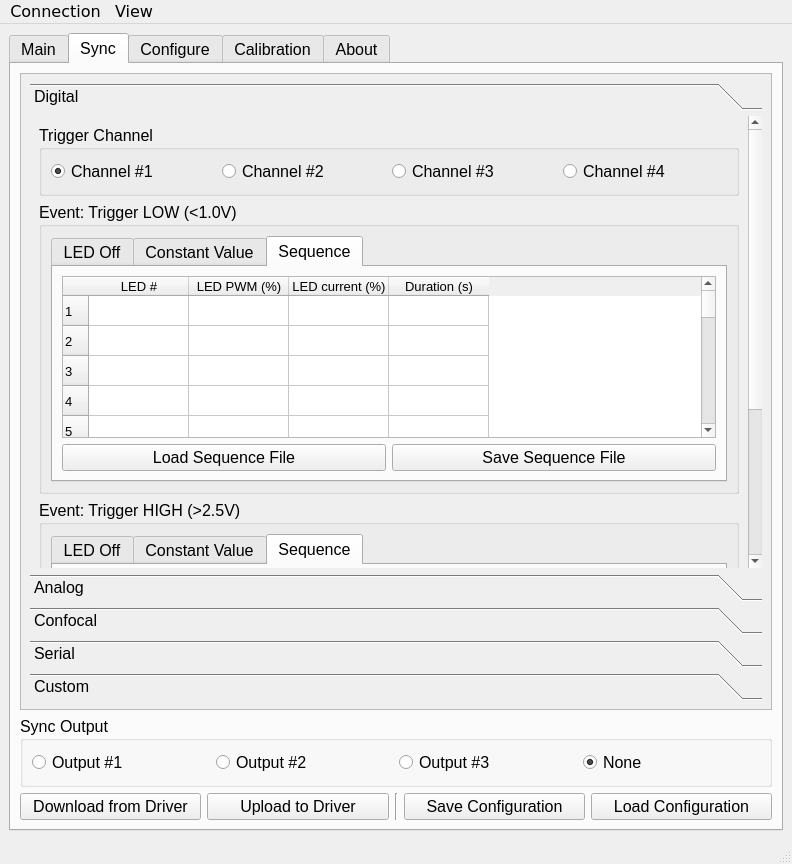
First picture: the form in Software/GUI_code/QtDesigner_GUI.ui, repository Llamero/Four_Channel_MHz_LED_Driver, before the edit.
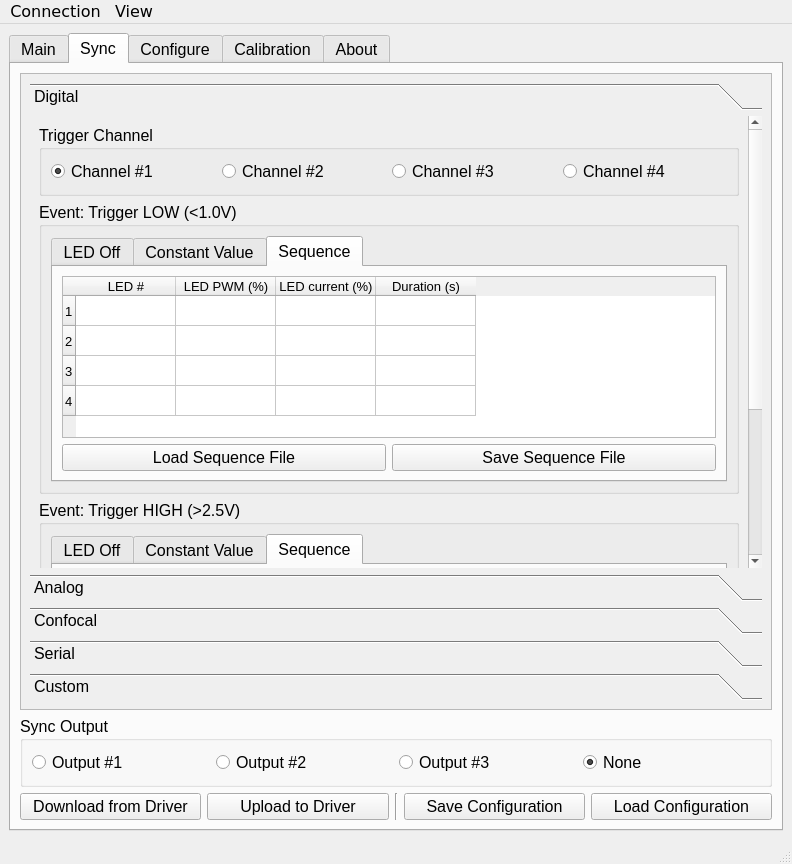
Second picture: the form after the edit. The open tabs and pages were chosen to show the change. Custom widgets are drawn as their Qt base class.

```diff
--- a/Software/GUI_code/QtDesigner_GUI.ui
+++ b/Software/GUI_code/QtDesigner_GUI.ui
@@ -429,7 +429,7 @@
                <property name="geometry">
                 <rect>
                  <x>0</x>
-                 <y>-162</y>
+                 <y>-155</y>
                  <width>713</width>
                  <height>628</height>
                 </rect>
@@ -794,7 +794,7 @@
                           <string>LED intensity sequence file</string>
                          </property>
                          <property name="rowCount">
-                          <number>100</number>
+                          <number>4</number>
                          </property>
                          <property name="columnCount">
                           <number>4</number>
@@ -815,102 +815,6 @@
                          <row/>
                          <row/>
                          <row/>
-                         <row/>
-                         <row/>
-                         <row/>
-                         <row/>
-                         <row/>
-                         <row/>
-                         <row/>
-                         <row/>
-                         <row/>
-                         <row/>
-                         <row/>
-                         <row/>
-                         <row/>
-                         <row/>
-                         <row/>
-                         <row/>
-                         <row/>
-                         <row/>
-                         <row/>
-                         <row/>
-                         <row/>
-                         <row/>
-                         <row/>
-                         <row/>
-                         <row/>
-                         <row/>
-                         <row/>
-                         <row/>
-                         <row/>
-                         <row/>
-                         <row/>
-                         <row/>
-                         <row/>
-                         <row/>
-                         <row/>
-                         <row/>
-                         <row/>
-                         <row/>
-                         <row/>
-                         <row/>
-                         <row/>
-                         <row/>
-                         <row/>
-                         <row/>
-                         <row/>
-                         <row/>
-                         <row/>
-                         <row/>
-                         <row/>
-                         <row/>
-                         <row/>
-                         <row/>
-                         <row/>
-                         <row/>
-                         <row/>
-                         <row/>
-                         <row/>
-                         <row/>
-                         <row/>
-                         <row/>
-                         <row/>
-                         <row/>
-                         <row/>
-                         <row/>
-                         <row/>
-                         <row/>
-                         <row/>
-                         <row/>
-                         <row/>
-                         <row/>
-                         <row/>
-                         <row/>
-                         <row/>
-                         <row/>
-                         <row/>
-                         <row/>
-                         <row/>
-                         <row/>
-                         <row/>
-                         <row/>
-                         <row/>
-                         <row/>
-                         <row/>
-                         <row/>
-                         <row/>
-                         <row/>
-                         <row/>
-                         <row/>
-                         <row/>
-                         <row/>
-                         <row/>
-                         <row/>
-                         <row/>
-                         <row/>
-                         <row/>
-                         <row/>
                          <column>
                           <property name="text">
                            <string>LED #</string>
```
Left out of the diff: 332 changed lines with no effect on the pictures.
